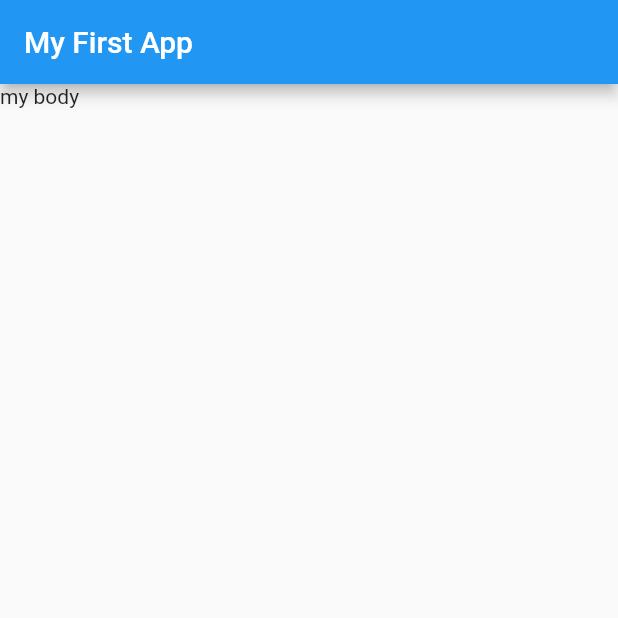
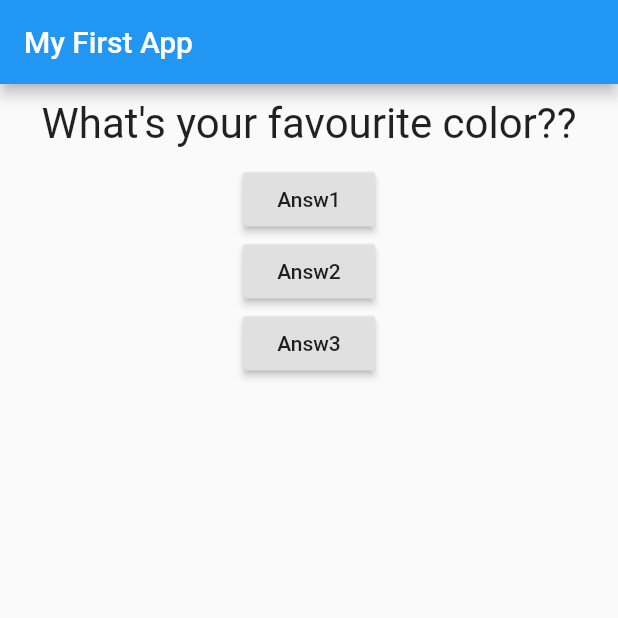
Before and after one commit to soggy29797/flutter_complete_guide, a Flutter app: the screen it shows after launch, on a phone screen of 412 x 824 dp, the top half of it. Run offline on Flutter 3.47's test engine with Material 2 defaults, Android fonts, the phone set to English and light mode, and no system bars.

Commit message:
added state and question widget

```diff
--- a/lib/main.dart
+++ b/lib/main.dart
@@ -1,4 +1,6 @@
 import 'package:flutter/material.dart';
+
+import './question.dart';
 
 void main() {
   runApp(MyApp());
@@ -6,15 +8,55 @@ void main() {
 
 // void main() => runApp(MyApp());
 
-class MyApp extends StatelessWidget {
+class MyApp extends StatefulWidget {
+  @override
+  State<StatefulWidget> createState() {
+    return _MyAppState();
+  }
+}
+
+class _MyAppState extends State<MyApp> {
+  var _questionIndex = 0;
+
+  void _answerQuestion() {
+    setState(() {
+      _questionIndex = _questionIndex + 1;
+      print(_questionIndex);
+    });
+  }
+
   @override
   Widget build(BuildContext context) {
+    var questions = [
+      'What\'s your favourite color??',
+      'What\'s your favourite animal?',
+    ];
     return MaterialApp(
       home: Scaffold(
         appBar: AppBar(
           title: Text('My First App'),
         ),
-        body: Text('my body'),
+        body: Column(
+          children: [
+            Question(
+              questions.elementAt(_questionIndex),
+            ),
+            RaisedButton(
+              child: Text('Answ1'),
+              onPressed: _answerQuestion,
+            ),
+            RaisedButton(
+              child: Text('Answ2'),
+              onPressed: () => print("answer2 chosen"),
+            ),
+            RaisedButton(
+              child: Text('Answ3'),
+              onPressed: () {
+                print("answer3 chosen");
+              },
+            ),
+          ],
+        ),
       ),
     );
   }
--- /dev/null
+++ b/lib/question.dart
@@ -0,0 +1,20 @@
+import 'package:flutter/material.dart';
+
+class Question extends StatelessWidget {
+
+  final String questionText;
+
+  Question(this.questionText);
+
+  @override
+  Widget build(BuildContext context) {
+    return Container(
+      width:double.infinity,
+        margin: EdgeInsets.all(10),
+        child:Text(questionText,
+      style: TextStyle(fontSize: 28),
+      textAlign: TextAlign.center,
+    ),
+    );
+  }
+}
```
